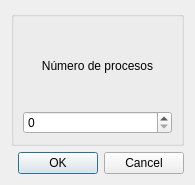
Diego-Ga-Glez/planificador, file ui/numdialog.ui: the form before one commit.
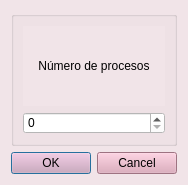
The form after the commit.

What changed in the file:
```diff
--- a/ui/numdialog.ui
+++ b/ui/numdialog.ui
@@ -6,12 +6,15 @@
    <rect>
     <x>0</x>
     <y>0</y>
-    <width>195</width>
+    <width>174</width>
     <height>185</height>
    </rect>
   </property>
   <property name="windowTitle">
-   <string>Dialog</string>
+   <string>Procesos</string>
+  </property>
+  <property name="styleSheet">
+   <string notr="true">background-color: #f1e4e8;</string>
   </property>
   <layout class="QVBoxLayout" name="verticalLayout">
    <item>
@@ -31,13 +34,23 @@
        </widget>
       </item>
       <item>
-       <widget class="QSpinBox" name="numero_spinBox"/>
+       <widget class="QSpinBox" name="numero_spinBox">
+        <property name="styleSheet">
+         <string notr="true">background-color: white;</string>
+        </property>
+       </widget>
       </item>
      </layout>
     </widget>
    </item>
    <item>
     <widget class="QDialogButtonBox" name="num_aceptar_buttonBox">
+     <property name="layoutDirection">
+      <enum>Qt::LeftToRight</enum>
+     </property>
+     <property name="styleSheet">
+      <string notr="true">background-color: #dda1b6;</string>
+     </property>
      <property name="orientation">
       <enum>Qt::Horizontal</enum>
      </property>
```
